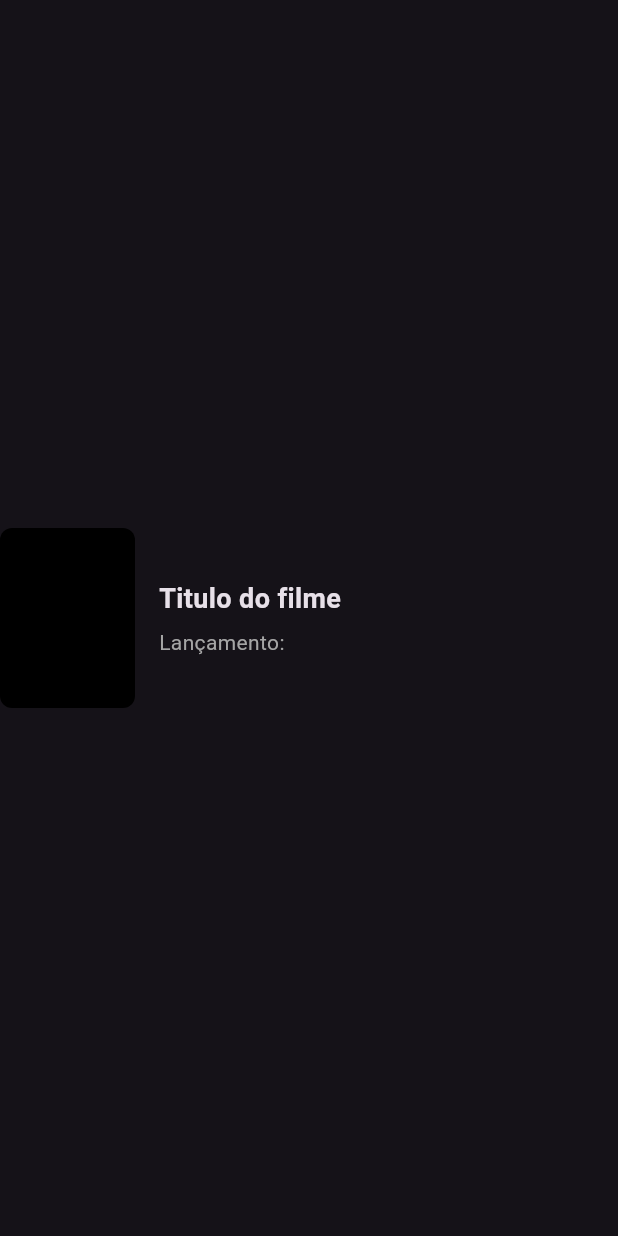
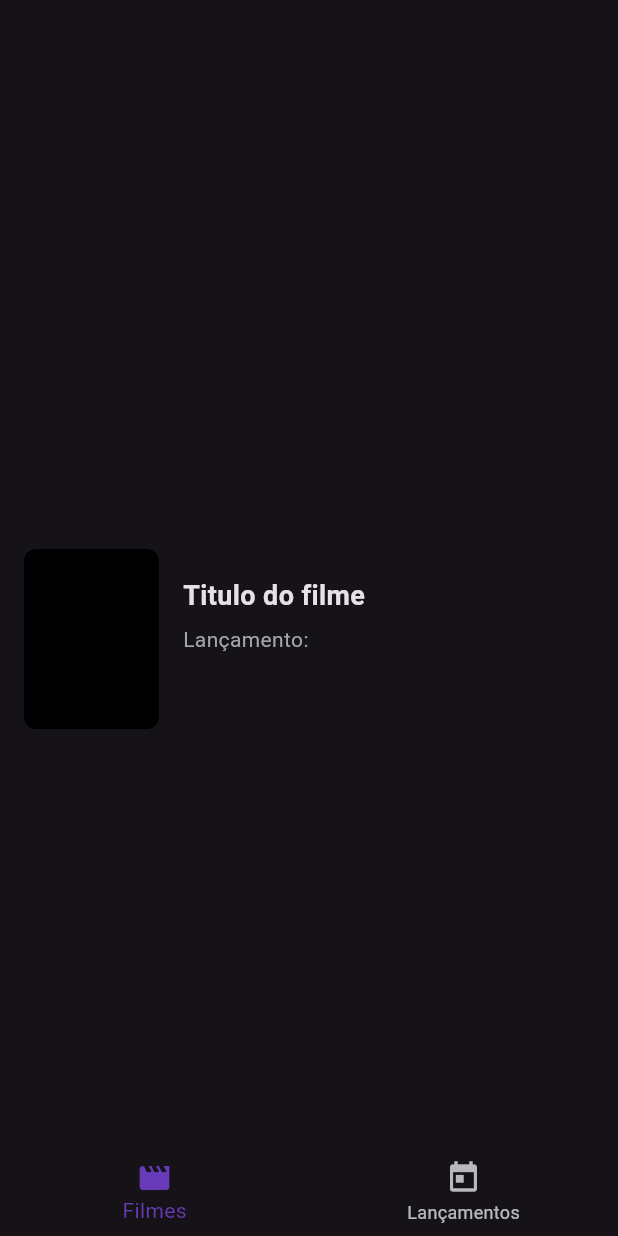
Before and after one commit to Glaubert01/Cinetopia-Flutter, a Flutter app: the screen it shows after launch, after a tap on "Quero começar!", on a phone screen of 412 x 824 dp. Run offline on Flutter 3.47's test engine with Material 3 defaults, Android fonts, the phone set to English and light mode, and no system bars.

Commit message:
feat: Estilizada a pagina de search

```diff
--- a/lib/ui/components/movie_card.dart
+++ b/lib/ui/components/movie_card.dart
@@ -7,7 +7,9 @@ class MovieCard extends StatelessWidget {
   Widget build(BuildContext context) {
     return Row(
       children: <Widget>[
-        Container(
+        Padding(
+          padding: const EdgeInsets.only(top: 32),
+          child: Container(
             width: 90,
             height: 120,
             decoration: BoxDecoration(
@@ -15,6 +17,7 @@ class MovieCard extends StatelessWidget {
               borderRadius: BorderRadius.circular(8),
             ),
             margin: const EdgeInsets.only(right: 16),
+          ),
         ),
         Column(
           mainAxisSize: MainAxisSize.min,
--- /dev/null
+++ b/lib/ui/screens/dashboard.dart
@@ -0,0 +1,43 @@
+import 'package:cinetopia/ui/screens/releases.dart';
+import 'package:cinetopia/ui/screens/search_movies.dart';
+import 'package:flutter/material.dart';
+
+class Dashboard extends StatefulWidget {
+  const Dashboard({super.key});
+
+  @override
+  State<Dashboard> createState() => _DashboardState();
+}
+
+class _DashboardState extends State<Dashboard> {
+  int _currentIndex = 0;
+  final List<Widget> _screens = <Widget>[SearchMovies(), Releases()];
+
+  void updateIndex(int index) {
+    setState(() {
+      _currentIndex = index;
+    });
+  }
+
+  @override
+  Widget build(BuildContext context) {
+    return Scaffold(
+      body: Padding(
+        padding: EdgeInsetsGeometry.fromLTRB(16, 54, 16, 0),
+        child: _screens.elementAt(_currentIndex),
+      ),
+      bottomNavigationBar: BottomNavigationBar(
+        currentIndex: _currentIndex,
+        selectedItemColor: Colors.deepPurple,
+        onTap: (value) => updateIndex(value),
+        items: <BottomNavigationBarItem>[
+          BottomNavigationBarItem(icon: Icon(Icons.movie), label: "Filmes"),
+          BottomNavigationBarItem(
+            icon: Icon(Icons.today),
+            label: "Lançamentos",
+          ),
+        ],
+      ),
+    );
+  }
+}
--- a/lib/ui/screens/home_page.dart
+++ b/lib/ui/screens/home_page.dart
@@ -1,5 +1,5 @@
 import 'package:cinetopia/ui/components/buttons.dart';
-import 'package:cinetopia/ui/screens/search_movies.dart';
+import 'package:cinetopia/ui/screens/dashboard.dart';
 import 'package:flutter/material.dart';
 
 class HomePage extends StatelessWidget {
@@ -39,7 +39,7 @@ class HomePage extends StatelessWidget {
                   icon: Icons.arrow_forward,
                   onTap: () => Navigator.push(
                     context,
-                    MaterialPageRoute(builder: (context) => SearchMovies()),
+                    MaterialPageRoute(builder: (context) => Dashboard()),
                   ),
                 ),
               ],
--- a/lib/ui/screens/search_movies.dart
+++ b/lib/ui/screens/search_movies.dart
@@ -6,6 +6,6 @@ class SearchMovies extends StatelessWidget {
 
   @override
   Widget build(BuildContext context) {
-    return Scaffold(body: Center(child: MovieCard()));
+    return Center(child: MovieCard());
   }
 }
```
Also changed, not shown: lib/ui/screens/releases.dart (added, +42 -0 lines). Lines whose indentation alone changed are shown as unchanged.
